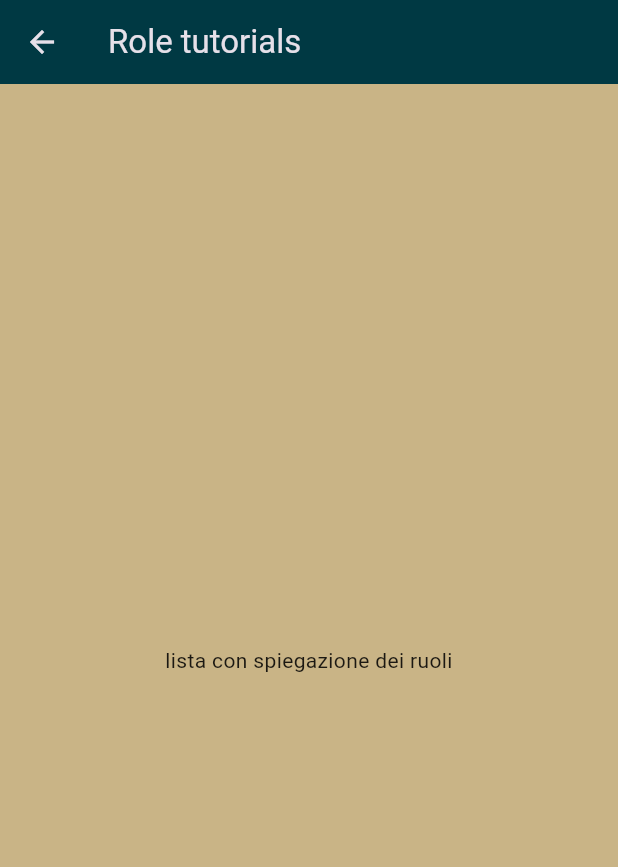
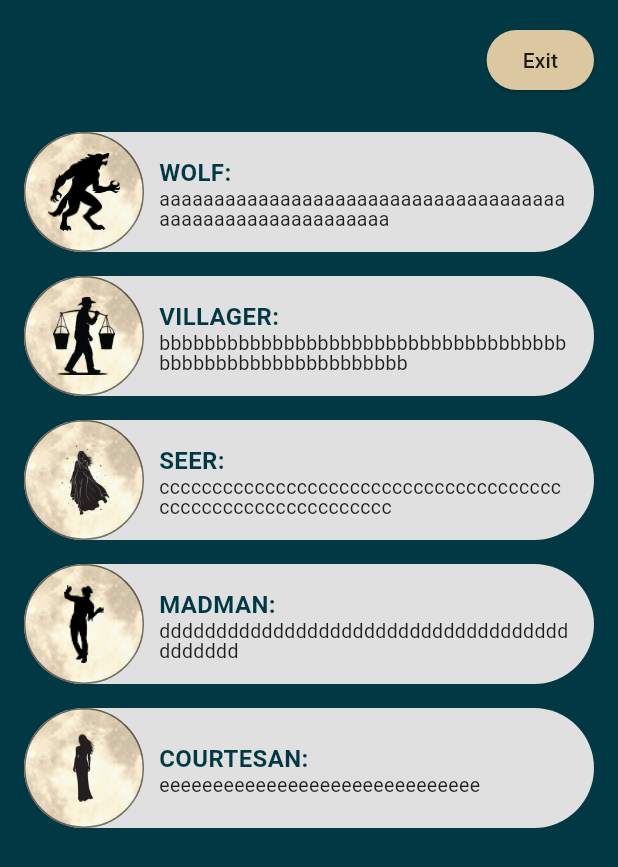
Before and after one commit to rivaPolimi/LLMinFabula, a Flutter app: the RoleTutorialsScreen screen opened directly, on a phone screen of 412 x 824 dp. Shown: the top 867 px of the screen. Run offline on Flutter 3.47's test engine with Material 3 defaults, Android fonts, the phone set to English and light mode, and no system bars.

Commit message:
added role_button_screen

```diff
--- a/llm_in_fabula/lib/screens/adult_settings_screen.dart
+++ b/llm_in_fabula/lib/screens/adult_settings_screen.dart
@@ -190,7 +190,8 @@ class _AdultSettingsScreenState extends State<AdultSettingsScreen> {
                     final List<String> activeRoles = [
                       'assets/icons/Seer.png',
                       'assets/icons/Courtesan.png',
-                      'assets/icons/Courtesan.png',
+                      //'assets/icons/Courtesan.png',
+                      'assets/icons/MadMan.png',
                       //'assets/icons/seer.png',
                     ];
 
--- a/llm_in_fabula/lib/screens/host_setup_screen.dart
+++ b/llm_in_fabula/lib/screens/host_setup_screen.dart
@@ -263,7 +263,7 @@ class _HostSetupScreenState extends State<HostSetupScreen> {
                     ),
                     child: const Text(
                       'next',
-                      style: TextStyle(color: Color(0xFFDCC8A0)),
+                      style: TextStyle(color: Color(0xFFDCC8A0), fontSize: 20),
                     ),
                   ),
                 ),
@@ -285,7 +285,7 @@ class _HostSetupScreenState extends State<HostSetupScreen> {
                         borderRadius: BorderRadius.circular(24),
                       ),
                     ),
-                    child: const Text('back'),
+                    child: const Text('back', style: TextStyle(color: Color(0xFF003943), fontSize: 20)),
 
                   ),
                 ),
--- a/llm_in_fabula/lib/screens/role_tutorials_screen.dart
+++ b/llm_in_fabula/lib/screens/role_tutorials_screen.dart
@@ -1,3 +1,4 @@
+
 import 'package:flutter/material.dart';
 
 class RoleTutorialsScreen extends StatelessWidget {
@@ -5,19 +6,162 @@ class RoleTutorialsScreen extends StatelessWidget {
 
   @override
   Widget build(BuildContext context) {
+    // Lista dei ruoli da mostrare
+    final List<Map<String, String>> roles = [
+      {
+        'name': 'WOLF:',
+        'icon': 'assets/icons/wolf.png',
+        'desc': 'aaaaaaaaaaaaaaaaaaaaaaaaaaaaaaaaaaaaaaaaaaaaaaaaaaaaaaaaaa',
+      },
+      {
+        'name': 'VILLAGER:',
+        'icon': 'assets/icons/Villager.png',
+        'desc': 'bbbbbbbbbbbbbbbbbbbbbbbbbbbbbbbbbbbbbbbbbbbbbbbbbbbbbbbbbb',
+      },
+      {
+        'name': 'SEER:',
+        'icon': 'assets/icons/Seer.png',
+        'desc': 'cccccccccccccccccccccccccccccccccccccccccccccccccccccccccccc',
+      },
+      {
+        'name': 'MADMAN:',
+        'icon': 'assets/icons/MadMan.png',
+        'desc': 'ddddddddddddddddddddddddddddddddddddddddddd',
+      },
+      {
+        'name': 'COURTESAN:',
+        'icon': 'assets/icons/Courtesan.png',
+        'desc': 'eeeeeeeeeeeeeeeeeeeeeeeeeeeeee',
+      },
+    ];
+
     return Scaffold(
-      backgroundColor: const Color(0xFFC9B486),
-      appBar: AppBar(
-        backgroundColor: const Color(0xFF003943),
-        title: const Text('Role tutorials'),
-      ),
-      body: const Center(
-        child: Text(
-          'lista con spiegazione dei ruoli',
-          style: TextStyle(color: Colors.black87),
-          textAlign: TextAlign.center,
+      backgroundColor: const Color(0xFF003943),
+      body: SafeArea(
+        child: SingleChildScrollView(
+          padding: const EdgeInsets.all(16.0),
+          child: Column(
+            crossAxisAlignment: CrossAxisAlignment.stretch,
+            children: [
+              // --- HEADER / EXIT BUTTON ---
+              Align(
+                alignment: Alignment.topRight,
+                child: ElevatedButton(
+                  onPressed: () {
+                    Navigator.pop(context); // Torna indietro
+                  },
+                  style: ElevatedButton.styleFrom(
+                    backgroundColor: const Color(0xFFDCC8A0), // Beige
+                    foregroundColor: Colors.black87,
+                    shape: RoundedRectangleBorder(
+                      borderRadius: BorderRadius.circular(20),
+                    ),
+                    padding: const EdgeInsets.symmetric(horizontal: 24, vertical: 0),
+                  ),
+                  child: const Text('Exit'),
+                ),
+              ),
+              const SizedBox(height: 24),
+
+              // --- LISTA RUOLI ---
+              ListView.separated(
+                physics: const NeverScrollableScrollPhysics(),
+                shrinkWrap: true,
+                itemCount: roles.length,
+                separatorBuilder: (ctx, idx) => const SizedBox(height: 16),
+                itemBuilder: (ctx, index) {
+                  final role = roles[index];
+                  return _buildRoleCard(
+                    name: role['name']!,
+                    iconAsset: role['icon']!,
+                    description: role['desc']!,
+                  );
+                },
+              ),
+            ],
+          ),
         ),
       ),
     );
   }
+
+  Widget _buildRoleCard({
+    required String name,
+    required String iconAsset,
+    required String description,
+  }) {
+    // Altezza del contenitore (card)
+    const double cardHeight = 80;
+    // Dimensione del cerchio icona
+    const double circleSize = 80;
+
+    return SizedBox(
+      height: circleSize,
+      child: Stack(
+        alignment: Alignment.centerLeft, // Centra verticalmente gli elementi nello stack
+        children: [
+          // 1. CARD DI SFONDO
+          Container(
+            height: cardHeight,
+
+            margin: const EdgeInsets.only(left: 0),
+
+            padding: const EdgeInsets.fromLTRB(90, 8, 16, 8),
+            alignment: Alignment.centerLeft,
+            decoration: BoxDecoration(
+              color: const Color(0xFFE0E0E0),
+              borderRadius: BorderRadius.circular(40),
+            ),
+            child: Column(
+              crossAxisAlignment: CrossAxisAlignment.start,
+              mainAxisAlignment: MainAxisAlignment.center,
+              children: [
+                Text(
+                  name,
+                  style: const TextStyle(
+                    color: Color(0xFF003943),
+                    fontSize: 16,
+                    fontWeight: FontWeight.bold,
+                  ),
+                ),
+                Text(
+                  description,
+                  maxLines: 2,
+                  overflow: TextOverflow.ellipsis,
+                  style: const TextStyle(
+                    color: Colors.black87,
+                    fontSize: 13,
+                    height: 1.0,
+                  ),
+                ),
+              ],
+            ),
+          ),
+
+          // 2. CERCHIO CON ICONA
+          // Rimosso Positioned e usato Container diretto per sfruttare alignment: centerLeft
+          Container(
+            width: circleSize,
+            height: circleSize,
+            decoration: BoxDecoration(
+              shape: BoxShape.circle,
+              border: Border.all(color: Colors.black54, width: 1),
+              image: const DecorationImage(
+                image: AssetImage('assets/images/moon2.png'),
+                fit: BoxFit.cover,
+              ),
+            ),
+            child: Center(
+              child: Image.asset(
+                iconAsset,
+                width: circleSize * 0.65,
+                height: circleSize * 0.65,
+                fit: BoxFit.contain,
+              ),
+            ),
+          ),
+        ],
+      ),
+    );
+  }
 }
```
Also changed, not shown: llm_in_fabula/assets/icons/MadMan.png (added).
